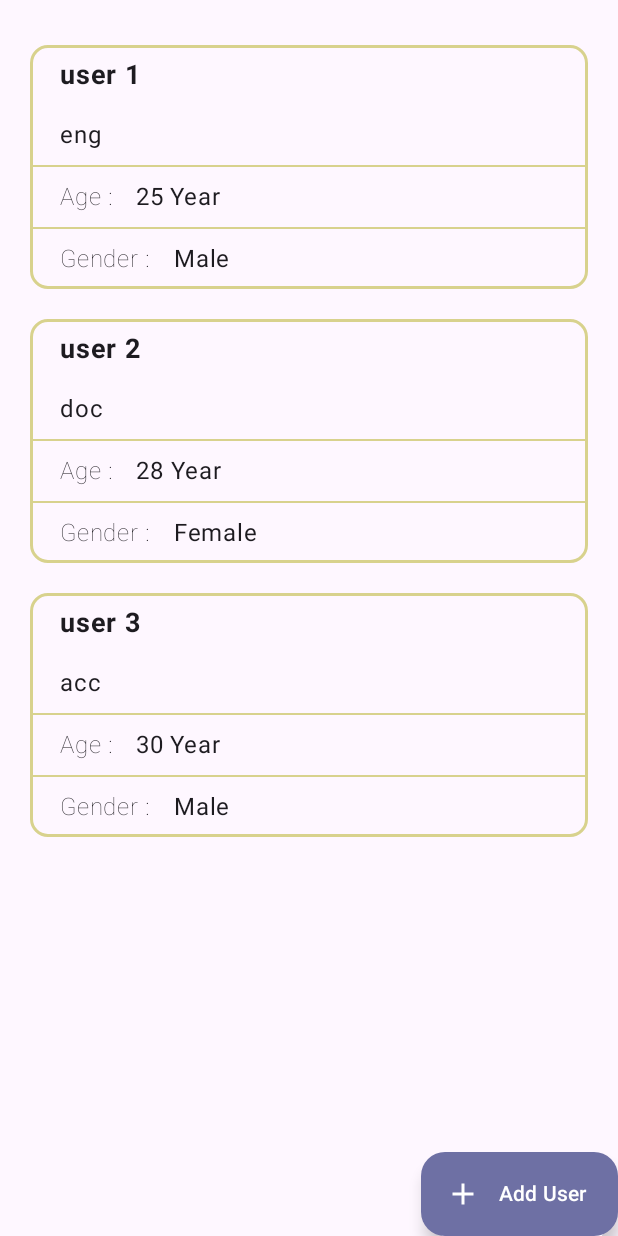
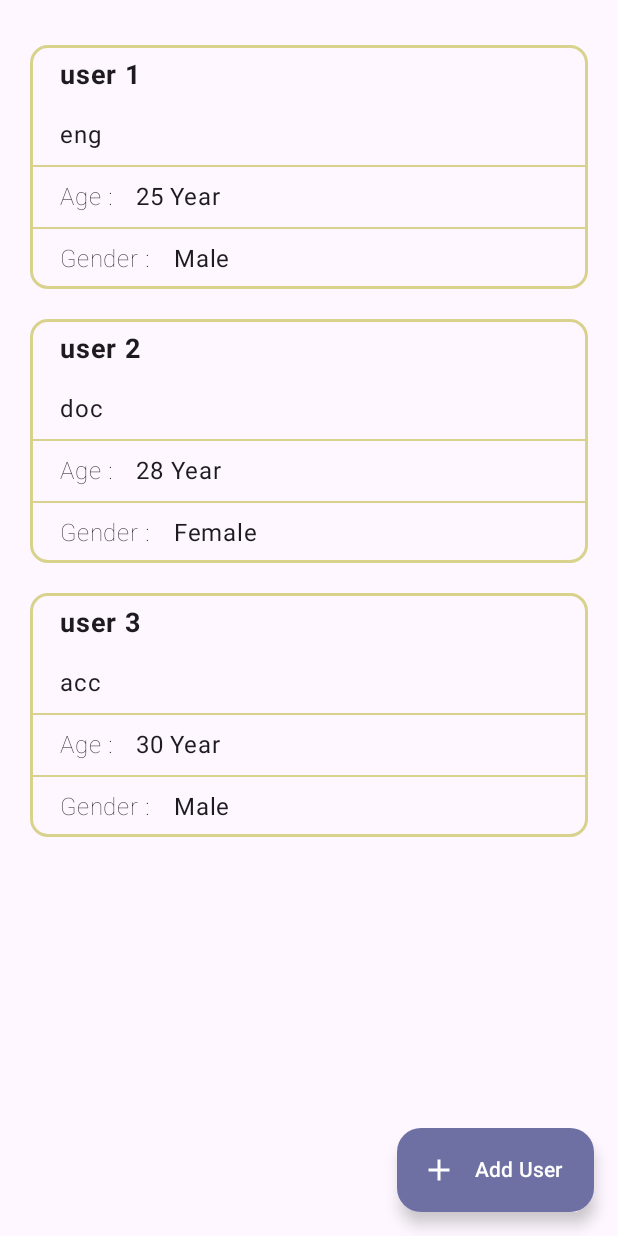
Before and after one commit to Ma7moud-7awas/Users, an Android app built with Jetpack Compose: the @Preview function MainPreview, on a phone screen of 412 x 824 dp. Run offline under Robolectric (Android 15) with nearby library versions, the phone set to English and light mode, and no system bars; our stand-ins replace Dagger/Hilt's generated code, Room's generated code.

Commit message:
move AddUserButton in MainPreview to be called on floatingActionButton lambda

```diff
--- a/app/src/main/java/com/m7/users/ui/MainActivity.kt
+++ b/app/src/main/java/com/m7/users/ui/MainActivity.kt
@@ -17,7 +17,6 @@ import androidx.compose.runtime.getValue
 import androidx.compose.runtime.mutableStateOf
 import androidx.compose.runtime.remember
 import androidx.compose.runtime.setValue
-import androidx.compose.ui.Alignment
 import androidx.compose.ui.Modifier
 import androidx.compose.ui.tooling.preview.Preview
 import androidx.lifecycle.viewmodel.compose.viewModel
@@ -35,6 +34,12 @@ fun MainPreview() {
     UsersTheme {
         Scaffold(
             modifier = Modifier.fillMaxSize(),
+            floatingActionButton = {
+                AddUserButton(
+                    true,
+                    onClick = {}
+                )
+            }
         ) { innerPadding ->
             Column {
                 Box(
@@ -43,8 +48,6 @@ fun MainPreview() {
                         .padding(innerPadding)
                 ) {
                     DisplayUsersScreenPreview()
-
-                    AddUserButton(true, {}, Modifier.align(Alignment.BottomEnd))
                 }
             }
         }
@@ -78,12 +81,11 @@ class MainActivity : ComponentActivity() {
                         )
                     }
                 ) { innerPadding ->
-                    Box(
+                    Column(
                         modifier = Modifier
                             .fillMaxSize()
                             .padding(innerPadding)
                     ) {
-                        Column {
                         if (medicines.isNotEmpty()) {
                             UsersList(
                                 medicines,
@@ -106,4 +108,3 @@ class MainActivity : ComponentActivity() {
         }
     }
 }
-}
```
Lines whose indentation alone changed are shown as unchanged.
